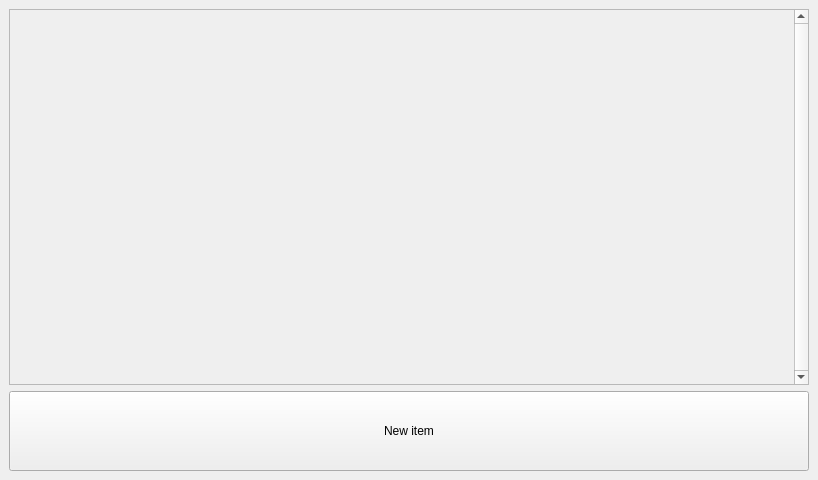
This is mainwindow.ui in Eothred/shoppinglist as Qt 5 draws it before an edit. The edited form follows.
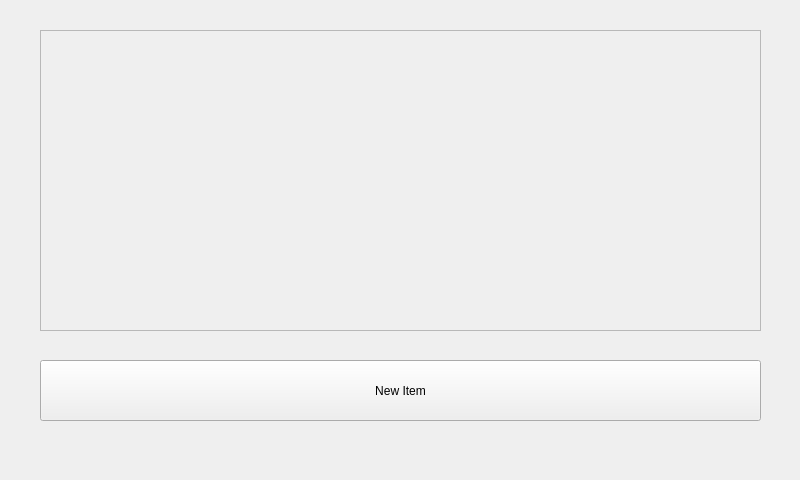
This is the edited form.

```diff
--- a/mainwindow.ui
+++ b/mainwindow.ui
@@ -1,7 +1,7 @@
 <?xml version="1.0" encoding="UTF-8"?>
 <ui version="4.0">
- <class>ShoppingListForm</class>
- <widget class="QWidget" name="ShoppingListForm">
+ <class>MainWindow</class>
+ <widget class="QMainWindow" name="MainWindow">
   <property name="geometry">
    <rect>
     <x>0</x>
@@ -10,105 +10,60 @@
     <height>480</height>
    </rect>
   </property>
-  <property name="sizePolicy">
-   <sizepolicy hsizetype="Preferred" vsizetype="Preferred">
-    <horstretch>0</horstretch>
-    <verstretch>0</verstretch>
-   </sizepolicy>
-  </property>
   <property name="windowTitle">
    <string>Shopping List</string>
   </property>
-  <layout class="QGridLayout">
-   <property name="margin">
-    <number>9</number>
-   </property>
-   <property name="spacing">
-    <number>6</number>
-   </property>
-   <item row="1" column="0">
+  <widget class="QWidget" name="centralWidget">
     <widget class="QPushButton" name="newItemButton">
-     <property name="sizePolicy">
-      <sizepolicy hsizetype="Minimum" vsizetype="Fixed">
-       <horstretch>0</horstretch>
-       <verstretch>0</verstretch>
-      </sizepolicy>
-     </property>
-     <property name="minimumSize">
-      <size>
-       <width>800</width>
-       <height>80</height>
-      </size>
-     </property>
-     <property name="toolTip">
-      <string>Add a new item</string>
+    <property name="geometry">
+     <rect>
+      <x>40</x>
+      <y>360</y>
+      <width>721</width>
+      <height>61</height>
+     </rect>
      </property>
      <property name="text">
-      <string>New item</string>
-     </property>
-    </widget>
-   </item>
-   <item row="0" column="0">
+     <string>New Item</string>
+    </property>
+   </widget>
     <widget class="QScrollArea" name="scrollArea">
-     <property name="enabled">
-      <bool>true</bool>
-     </property>
-     <property name="sizePolicy">
-      <sizepolicy hsizetype="Minimum" vsizetype="Expanding">
-       <horstretch>0</horstretch>
-       <verstretch>0</verstretch>
-      </sizepolicy>
-     </property>
-     <property name="minimumSize">
-      <size>
-       <width>800</width>
-       <height>0</height>
-      </size>
-     </property>
-     <property name="verticalScrollBarPolicy">
-      <enum>Qt::ScrollBarAlwaysOn</enum>
-     </property>
-     <property name="horizontalScrollBarPolicy">
-      <enum>Qt::ScrollBarAlwaysOff</enum>
+    <property name="geometry">
+     <rect>
+      <x>40</x>
+      <y>30</y>
+      <width>721</width>
+      <height>301</height>
+     </rect>
      </property>
      <property name="widgetResizable">
-      <bool>false</bool>
+     <bool>true</bool>
      </property>
      <widget class="QWidget" name="scrollAreaContents">
       <property name="geometry">
        <rect>
         <x>0</x>
         <y>0</y>
-        <width>359</width>
-        <height>40</height>
-       </rect>
-      </property>
-      <property name="sizePolicy">
-       <sizepolicy hsizetype="Preferred" vsizetype="Maximum">
-        <horstretch>0</horstretch>
-        <verstretch>0</verstretch>
-       </sizepolicy>
-      </property>
-      <widget class="QWidget" name="layoutWidget">
+       <width>715</width>
+       <height>295</height>
+      </rect>
+     </property>
+     <widget class="QWidget" name="verticalLayoutWidget">
        <property name="geometry">
         <rect>
          <x>0</x>
          <y>0</y>
          <width>771</width>
-         <height>371</height>
-        </rect>
-       </property>
-       <layout class="QVBoxLayout" name="mainLayout">
-        <property name="sizeConstraint">
-         <enum>QLayout::SetNoConstraint</enum>
-        </property>
-       </layout>
+        <height>361</height>
+       </rect>
+      </property>
+      <layout class="QVBoxLayout" name="mainLayout"/>
       </widget>
      </widget>
     </widget>
-   </item>
-  </layout>
- </widget>
+  </widget>
+ </widget>
+ <layoutdefault spacing="6" margin="11"/>
  <resources/>
  <connections>
   <connection>
```
Left out of the diff: 24 changed lines with no effect on the pictures. Lines whose indentation alone changed are shown as unchanged.
